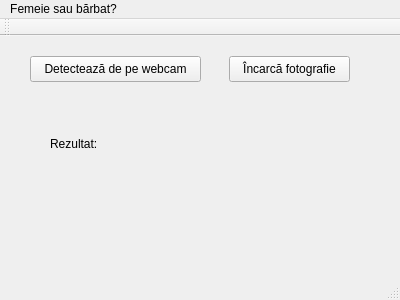
This is mainwindow.ui in ananana/genderrec as Qt 5 draws it before an edit. The edited form follows.
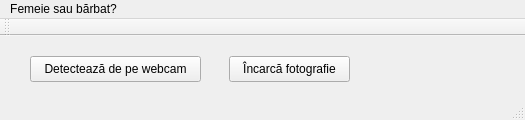
This is the edited form.

```diff
--- a/mainwindow.ui
+++ b/mainwindow.ui
@@ -6,8 +6,8 @@
    <rect>
     <x>0</x>
     <y>0</y>
-    <width>400</width>
-    <height>300</height>
+    <width>525</width>
+    <height>120</height>
    </rect>
   </property>
   <property name="windowTitle">
@@ -40,27 +40,14 @@
      <string>Încarcă fotografie</string>
     </property>
    </widget>
-   <widget class="QLabel" name="label">
-    <property name="geometry">
-     <rect>
-      <x>50</x>
-      <y>100</y>
-      <width>301</width>
-      <height>16</height>
-     </rect>
-    </property>
-    <property name="text">
-     <string>Rezultat:</string>
-    </property>
-   </widget>
   </widget>
   <widget class="QMenuBar" name="menuBar">
    <property name="geometry">
     <rect>
      <x>0</x>
      <y>0</y>
-     <width>400</width>
-     <height>23</height>
+     <width>525</width>
+     <height>25</height>
     </rect>
    </property>
    <widget class="QMenu" name="menuFemeie_sau_b_rbat">
```
